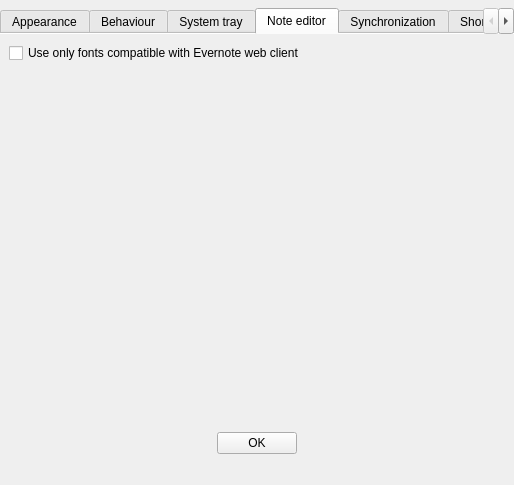
Old version of the form lib/preferences/PreferencesDialog.ui in the repository d1vanov/quentier.
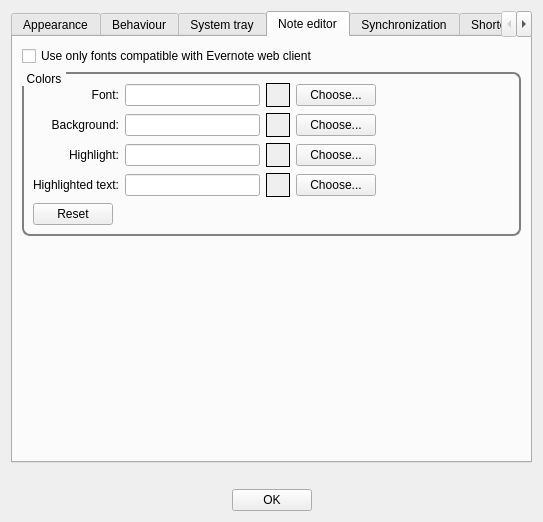
New version of the form. The open tabs and pages were chosen to show the change. Custom widgets are drawn as their Qt base class.

```diff
--- a/lib/preferences/PreferencesDialog.ui
+++ b/lib/preferences/PreferencesDialog.ui
@@ -6,23 +6,14 @@
    <rect>
     <x>0</x>
     <y>0</y>
-    <width>514</width>
-    <height>485</height>
+    <width>519</width>
+    <height>522</height>
    </rect>
   </property>
   <property name="windowTitle">
    <string>Dialog</string>
   </property>
-  <layout class="QVBoxLayout" name="verticalLayout">
-   <property name="leftMargin">
-    <number>0</number>
-   </property>
-   <property name="topMargin">
-    <number>8</number>
-   </property>
-   <property name="rightMargin">
-    <number>0</number>
-   </property>
+  <layout class="QVBoxLayout" name="preferencesDialogVerticalLayout">
    <item>
     <widget class="QTabWidget" name="preferencesTabWidget">
      <property name="tabPosition">
@@ -34,9 +25,6 @@
      <property name="currentIndex">
       <number>0</number>
      </property>
-     <property name="documentMode">
-      <bool>true</bool>
-     </property>
      <widget class="QWidget" name="appearanceTab">
       <attribute name="title">
        <string>Appearance</string>
@@ -123,19 +111,7 @@
          <property name="title">
           <string>Left border</string>
          </property>
-         <layout class="QVBoxLayout" name="verticalLayout_7">
-          <property name="leftMargin">
-           <number>4</number>
-          </property>
-          <property name="topMargin">
-           <number>20</number>
-          </property>
-          <property name="rightMargin">
-           <number>4</number>
-          </property>
-          <property name="bottomMargin">
-           <number>4</number>
-          </property>
+         <layout class="QVBoxLayout" name="verticalLayout">
           <item>
            <widget class="QLabel" name="leftMainWindowBorderOptionLabel">
             <property name="text">
@@ -560,6 +536,9 @@
       </layout>
      </widget>
      <widget class="QWidget" name="noteEditorTab">
+      <property name="enabled">
+       <bool>true</bool>
+      </property>
       <attribute name="title">
        <string>Note editor</string>
       </attribute>
@@ -571,15 +550,327 @@
          </property>
         </widget>
        </item>
+       <item>
+        <widget class="QGroupBox" name="noteEditorColorsGroupBox">
+         <property name="styleSheet">
+          <string notr="true">QGroupBox {
+border: 2px solid gray;
+border-radius: 8px;
+margin-top: 1ex;
+}
+
+QGroupBox::title {
+subcontrol-origin: margin;
+subcontrol-position: top left;
+padding: 0 3px;
+}</string>
+         </property>
+         <property name="title">
+          <string>Colors</string>
+         </property>
+         <layout class="QVBoxLayout" name="verticalLayout_7">
+          <item>
+           <layout class="QGridLayout" name="noteEditorColorsGridLayout">
+            <item row="0" column="0">
+             <widget class="QLabel" name="noteEditorFontColorLabel">
+              <property name="text">
+               <string>Font:</string>
+              </property>
+              <property name="alignment">
+               <set>Qt::AlignRight|Qt::AlignTrailing|Qt::AlignVCenter</set>
+              </property>
+             </widget>
+            </item>
+            <item row="0" column="1">
+             <widget class="QLineEdit" name="noteEditorFontColorLineEdit"/>
+            </item>
+            <item row="0" column="2">
+             <widget class="QFrame" name="noteEditorFontColorDemoFrame">
+              <property name="minimumSize">
+               <size>
+                <width>24</width>
+                <height>24</height>
+               </size>
+              </property>
+              <property name="maximumSize">
+               <size>
+                <width>24</width>
+                <height>24</height>
+               </size>
+              </property>
+              <property name="mouseTracking">
+               <bool>true</bool>
+              </property>
+              <property name="toolTip">
+               <string>Double click to choose font color</string>
+              </property>
+              <property name="autoFillBackground">
+               <bool>true</bool>
+              </property>
+              <property name="frameShape">
+               <enum>QFrame::Box</enum>
+              </property>
+              <property name="frameShadow">
+               <enum>QFrame::Plain</enum>
+              </property>
+             </widget>
+            </item>
+            <item row="0" column="3">
+             <widget class="QPushButton" name="noteEditorFontColorPushButton">
+              <property name="text">
+               <string>Choose...</string>
+              </property>
+             </widget>
+            </item>
+            <item row="0" column="4">
+             <spacer name="noteEditorFontColorHorizontalSpacer">
+              <property name="orientation">
+               <enum>Qt::Horizontal</enum>
+              </property>
+              <property name="sizeHint" stdset="0">
+               <size>
+                <width>40</width>
+                <height>20</height>
+               </size>
+              </property>
+             </spacer>
+            </item>
+            <item row="1" column="0">
+             <widget class="QLabel" name="noteEditorBackgroundColorLabel">
+              <property name="text">
+               <string>Background:</string>
+              </property>
+              <property name="alignment">
+               <set>Qt::AlignRight|Qt::AlignTrailing|Qt::AlignVCenter</set>
+              </property>
+             </widget>
+            </item>
+            <item row="1" column="1">
+             <widget class="QLineEdit" name="noteEditorBackgroundColorLineEdit"/>
+            </item>
+            <item row="1" column="2">
+             <widget class="QFrame" name="noteEditorBackgroundColorDemoFrame">
+              <property name="minimumSize">
+               <size>
+                <width>24</width>
+                <height>24</height>
+               </size>
+              </property>
+              <property name="maximumSize">
+               <size>
+                <width>24</width>
+                <height>24</height>
+               </size>
+              </property>
+              <property name="mouseTracking">
+               <bool>true</bool>
+              </property>
+              <property name="toolTip">
+               <string>Double click to choose background color</string>
+              </property>
+              <property name="autoFillBackground">
+               <bool>true</bool>
+              </property>
+              <property name="frameShape">
+               <enum>QFrame::Box</enum>
+              </property>
+              <property name="frameShadow">
+               <enum>QFrame::Plain</enum>
+              </property>
+             </widget>
+            </item>
+            <item row="1" column="3">
+             <widget class="QPushButton" name="noteEditorBackgroundColorPushButton">
+              <property name="text">
+               <string>Choose...</string>
+              </property>
+             </widget>
+            </item>
+            <item row="1" column="4">
+             <spacer name="noteEditorBackgroundColorHorizontalSpacer">
+              <property name="orientation">
+               <enum>Qt::Horizontal</enum>
+              </property>
+              <property name="sizeHint" stdset="0">
+               <size>
+                <width>40</width>
+                <height>20</height>
+               </size>
+              </property>
+             </spacer>
+            </item>
+            <item row="2" column="0">
+             <widget class="QLabel" name="noteEditorHighlightColorLabel">
+              <property name="text">
+               <string>Highlight:</string>
+              </property>
+              <property name="alignment">
+               <set>Qt::AlignRight|Qt::AlignTrailing|Qt::AlignVCenter</set>
+              </property>
+             </widget>
+            </item>
+            <item row="2" column="1">
+             <widget class="QLineEdit" name="noteEditorHighlightColorLineEdit"/>
+            </item>
+            <item row="2" column="2">
+             <widget class="QFrame" name="noteEditorHighlightColorDemoFrame">
+              <property name="minimumSize">
+               <size>
+                <width>24</width>
+                <height>24</height>
+               </size>
+              </property>
+              <property name="maximumSize">
+               <size>
+                <width>24</width>
+                <height>24</height>
+               </size>
+              </property>
+              <property name="mouseTracking">
+               <bool>true</bool>
+              </property>
+              <property name="toolTip">
+               <string>Double click to choose highlight color</string>
+              </property>
+              <property name="autoFillBackground">
+               <bool>true</bool>
+              </property>
+              <property name="frameShape">
+               <enum>QFrame::Box</enum>
+              </property>
+              <property name="frameShadow">
+               <enum>QFrame::Plain</enum>
+              </property>
+             </widget>
+            </item>
+            <item row="2" column="3">
+             <widget class="QPushButton" name="noteEditorHighlightColorPushButton">
+              <property name="text">
+               <string>Choose...</string>
+              </property>
+             </widget>
+            </item>
+            <item row="2" column="4">
+             <spacer name="noteEditorHighlightColorHorizontalSpacer">
+              <property name="orientation">
+               <enum>Qt::Horizontal</enum>
+              </property>
+              <property name="sizeHint" stdset="0">
+               <size>
+                <width>40</width>
+                <height>20</height>
+               </size>
+              </property>
+             </spacer>
+            </item>
+            <item row="3" column="0">
+             <widget class="QLabel" name="noteEditorHighlightedTextColorLabel">
+              <property name="text">
+               <string>Highlighted text:</string>
+              </property>
+              <property name="alignment">
+               <set>Qt::AlignRight|Qt::AlignTrailing|Qt::AlignVCenter</set>
+              </property>
+             </widget>
+            </item>
+            <item row="3" column="1">
+             <widget class="QLineEdit" name="noteEditorHighlightedTextColorLineEdit"/>
+            </item>
+            <item row="3" column="2">
+             <widget class="QFrame" name="noteEditorHighlightedTextColorDemoFrame">
+              <property name="minimumSize">
+               <size>
+                <width>24</width>
+                <height>24</height>
+               </size>
+              </property>
+              <property name="maximumSize">
+               <size>
+                <width>24</width>
+                <height>24</height>
+               </size>
+              </property>
+              <property name="mouseTracking">
+               <bool>true</bool>
+              </property>
+              <property name="toolTip">
+               <string>Double click to choose highlighted text color</string>
+              </property>
+              <property name="autoFillBackground">
+               <bool>true</bool>
+              </property>
+              <property name="frameShape">
+               <enum>QFrame::Box</enum>
+              </property>
+              <property name="frameShadow">
+               <enum>QFrame::Plain</enum>
+              </property>
+             </widget>
+            </item>
+            <item row="3" column="3">
+             <widget class="QPushButton" name="noteEditorHighlightedTextColorPushButton">
+              <property name="text">
+               <string>Choose...</string>
+              </property>
+             </widget>
+            </item>
+            <item row="3" column="4">
+             <spacer name="noteEditorHighlightedTextHorizontalSpacer">
+              <property name="orientation">
+               <enum>Qt::Horizontal</enum>
+              </property>
+              <property name="sizeHint" stdset="0">
+               <size>
+                <width>40</width>
+                <height>20</height>
+               </size>
+              </property>
+             </spacer>
+            </item>
+           </layout>
+          </item>
+          <item>
+           <layout class="QHBoxLayout" name="noteEditorResetColorsHorizontalLayout">
+            <item>
+             <widget class="QPushButton" name="noteEditorResetColorsPushButton">
+              <property name="toolTip">
+               <string>Reset note editor colors to defaults</string>
+              </property>
+              <property name="text">
+               <string>Reset</string>
+              </property>
+             </widget>
+            </item>
+            <item>
+             <spacer name="noteEditorResetColorsHorizontalSpacer">
+              <property name="orientation">
+               <enum>Qt::Horizontal</enum>
+              </property>
+              <property name="sizeHint" stdset="0">
+               <size>
+                <width>40</width>
+                <height>20</height>
+               </size>
+              </property>
+             </spacer>
+            </item>
+           </layout>
+          </item>
+         </layout>
+        </widget>
+       </item>
        <item>
         <spacer name="noteEditorTabVerticalSpacer">
          <property name="orientation">
           <enum>Qt::Vertical</enum>
          </property>
+         <property name="sizeType">
+          <enum>QSizePolicy::Expanding</enum>
+         </property>
          <property name="sizeHint" stdset="0">
           <size>
-           <width>20</width>
-           <height>212</height>
+           <width>499</width>
+           <height>87</height>
           </size>
          </property>
         </spacer>
@@ -861,6 +1152,9 @@
      </widget>
     </widget>
    </item>
+   <item>
+    <widget class="QLabel" name="statusTextLabel"/>
+   </item>
    <item>
     <layout class="QHBoxLayout" name="okPushButtonHorizontalLayout">
      <item>
@@ -898,9 +1192,6 @@
      </item>
     </layout>
    </item>
-   <item>
-    <widget class="QLabel" name="statusTextLabel"/>
-   </item>
   </layout>
  </widget>
  <customwidgets>
```
Left out of the diff: 277 changed lines with no effect on the pictures.
